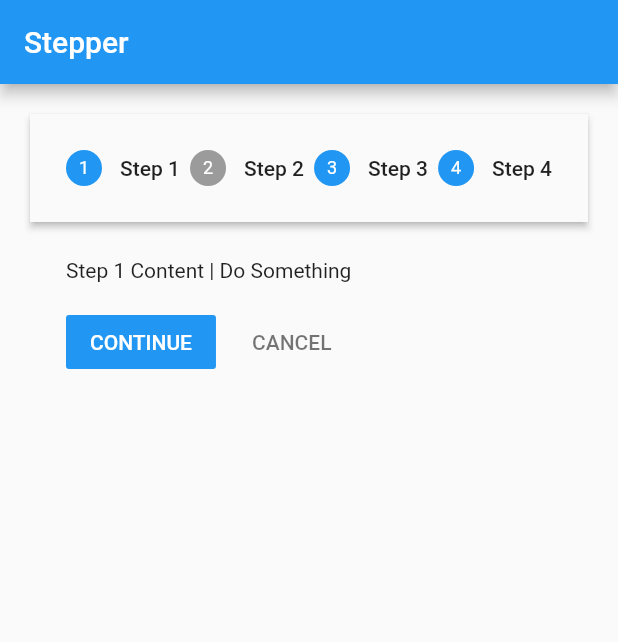
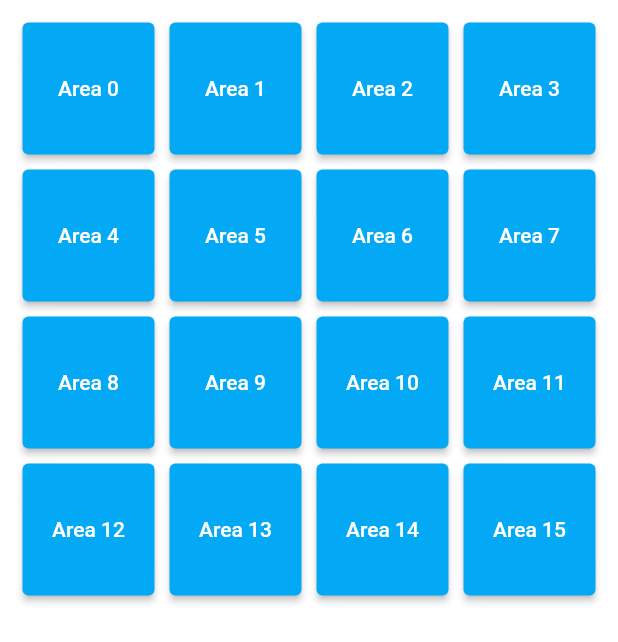
Before and after one commit to SajjadAli54/flutter-with-michal-bryan, a Flutter app: the screen it shows after launch, on a phone screen of 412 x 824 dp. Shown: the top 642 px of the screen. Run offline on Flutter 3.47's test engine with Material 2 defaults, Android fonts, the phone set to English and light mode, and no system bars.

Commit message:
Worked on GridView in flutter

```diff
--- /dev/null
+++ b/lib/gridview/mygridview.dart
@@ -0,0 +1,70 @@
+import 'package:flutter/material.dart';
+import 'dart:math';
+
+class MyGridView extends StatefulWidget {
+  const MyGridView({super.key});
+
+  @override
+  State<MyGridView> createState() => _MyGridViewState();
+}
+
+class _MyGridViewState extends State<MyGridView> {
+  int _location = 0;
+  late List<Area> _areas;
+
+  void initState() {
+    super.initState();
+    _areas = List<Area>.generate(16, (int index) {
+      return Area(index: index, name: "Area $index");
+    });
+
+    var rng = Random();
+    _location = rng.nextInt(_areas.length);
+  }
+
+  Widget generate(int index) {
+    return GridTile(
+        child: Container(
+            padding: const EdgeInsets.all(5.0),
+            // color: _areas[index].color,
+            child: ElevatedButton(
+              onPressed: () => _onPressed(index),
+              style: ButtonStyle(
+                  backgroundColor:
+                      MaterialStateProperty.all<Color>(_areas[index].color)),
+              child: Text(
+                _areas[index].name,
+                textAlign: TextAlign.center,
+              ),
+            )));
+  }
+
+  void _onPressed(int index) => setState(() {
+        if (index == _location) {
+          _areas[index].color = Colors.green;
+        } else {
+          _areas[index].color = Colors.red;
+        }
+      });
+
+  @override
+  Widget build(BuildContext context) {
+    return Container(
+        padding: const EdgeInsets.all(10.0),
+        child: GridView.builder(
+            itemCount: _areas.length,
+            gridDelegate: const SliverGridDelegateWithFixedCrossAxisCount(
+                crossAxisCount: 4),
+            itemBuilder: (BuildContext context, int index) {
+              return generate(index);
+            }));
+  }
+}
+
+class Area {
+  int index;
+  String name;
+  Color color;
+
+  Area({this.index: -1, this.name: "Area", this.color: Colors.lightBlue});
+}
--- a/lib/main.dart
+++ b/lib/main.dart
@@ -1,5 +1,7 @@
 import 'package:flutter/material.dart';
 import 'package:flutter_bryan/steppar/my_stepper.dart';
+
+import 'gridview/mygridview.dart';
 
 void main() {
   runApp(const MyApp());
@@ -15,7 +17,7 @@ class MyApp extends StatelessWidget {
       theme: ThemeData(
         primarySwatch: Colors.blue,
       ),
-      home: const MySteper(),
+      home: const MyGridView(),
     );
   }
 }
```
Also changed, not shown: lib/gridview/image/README/1678369616104.png (added), 2 other files.
